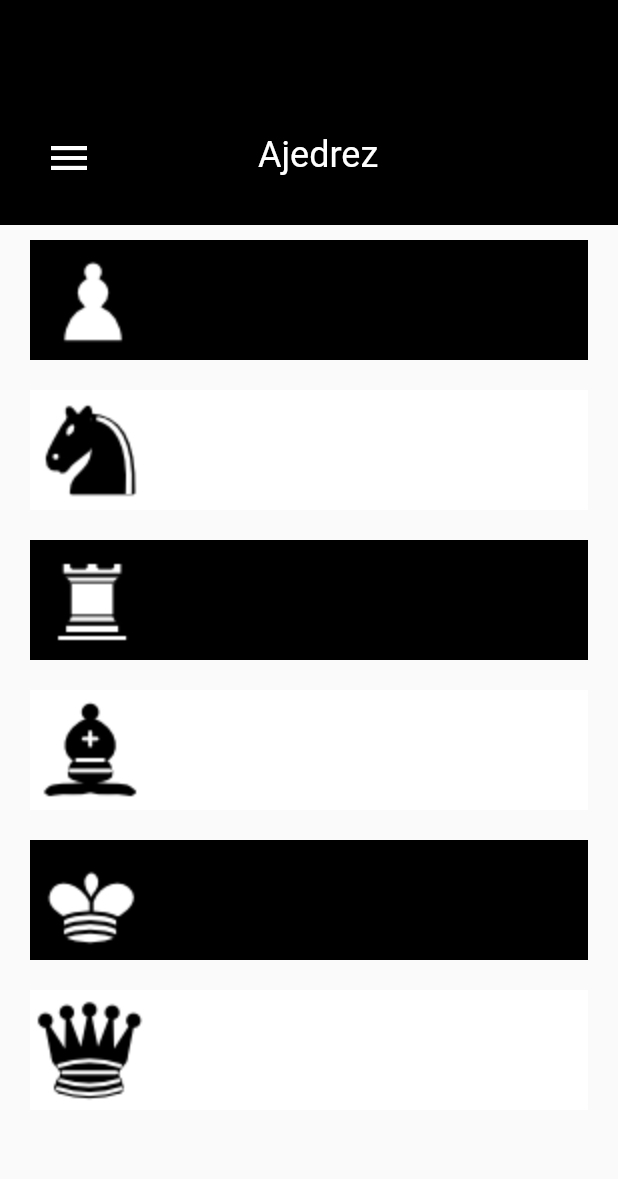
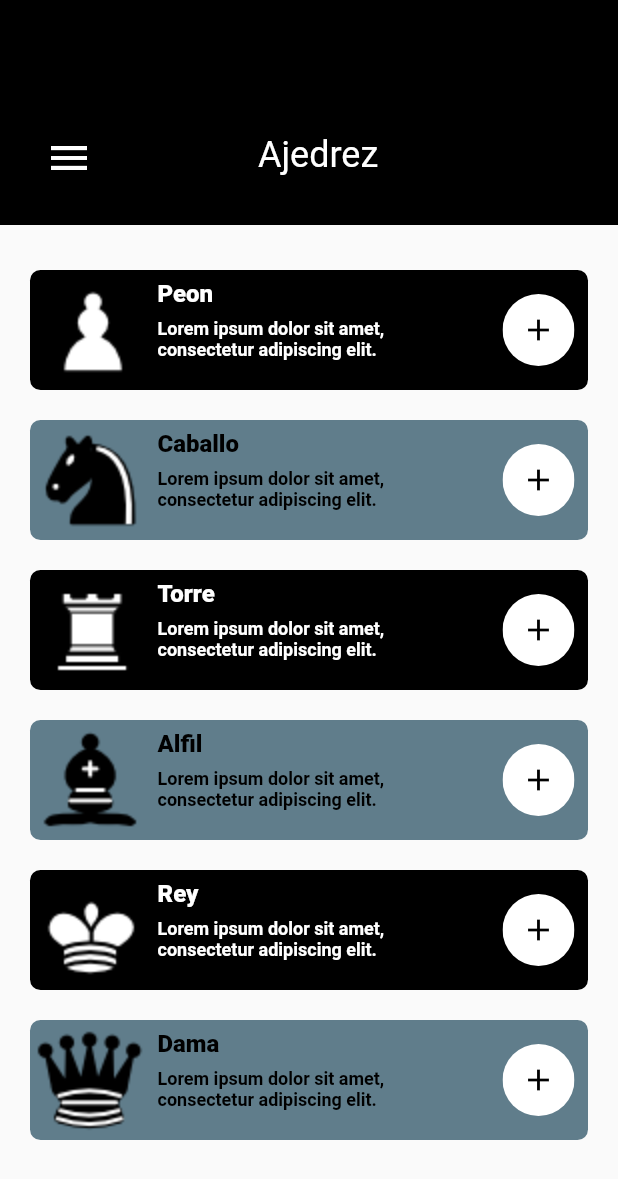
Before and after one commit to jarcasta/platzi-third-challenge, a Flutter app: the screen it shows after launch, on a phone screen of 412 x 824 dp. Shown: the top 1179 px of the screen. Run offline on Flutter 3.47's test engine with Material 2 defaults, Android fonts, the phone set to English and light mode, and no system bars.

Commit message:
feature: finish desing of item card

```diff
--- a/lib/main.dart
+++ b/lib/main.dart
@@ -7,6 +7,7 @@ void main() {
 }
 
 class MyApp extends StatelessWidget {
+  String desctiption = 'Lorem ipsum dolor sit amet, consectetur adipiscing elit.';
   @override
   Widget build(BuildContext context) {
     return MaterialApp(
@@ -21,15 +22,15 @@ class MyApp extends StatelessWidget {
             children: [
               PrincipalAppBar('Ajedrez'),
               Container(
-                margin: EdgeInsets.only(top: 140),
+                margin: EdgeInsets.only(top: 160),
                 child: Column(
                   children: [
-                    ItemCard('assets/img/chessPieces/Peon.png', true),
-                    ItemCard('assets/img/chessPieces/Caballo.png', false),
-                    ItemCard('assets/img/chessPieces/Torre.png', true),
-                    ItemCard('assets/img/chessPieces/Alfil.png', false),
-                    ItemCard('assets/img/chessPieces/Rey.png', true),
-                    ItemCard('assets/img/chessPieces/Dama.png', false),
+                    ItemCard('assets/img/chessPieces/Peon.png', true, 'Peon', desctiption),
+                    ItemCard('assets/img/chessPieces/Caballo.png', false, 'Caballo', desctiption),
+                    ItemCard('assets/img/chessPieces/Torre.png', true, 'Torre', desctiption),
+                    ItemCard('assets/img/chessPieces/Alfil.png', false, 'Alfil', desctiption),
+                    ItemCard('assets/img/chessPieces/Rey.png', true, 'Rey', desctiption),
+                    ItemCard('assets/img/chessPieces/Dama.png', false, 'Dama', desctiption),
                   ],
                 ),
               )
--- a/lib/shared/ItemCard.dart
+++ b/lib/shared/ItemCard.dart
@@ -1,16 +1,22 @@
 import 'package:flutter/material.dart';
+import 'package:platzi_challenge/shared/ContainerSpace.dart';
 
 class ItemCard extends StatelessWidget{
 
   String imagePath;
   bool isWhite;
+  String title;
+  String description;
 
-  ItemCard(this.imagePath, this.isWhite);
+  ItemCard(this.imagePath, this.isWhite, this.title, this.description);
 
   @override
   Widget build(BuildContext context) {
     return Container(
-      color: isWhite ? Colors.black : Colors.white ,
+      decoration: BoxDecoration(
+        borderRadius: BorderRadius.circular(7),
+        color: isWhite ? Colors.black : Colors.blueGrey ,
+      ),
       margin: EdgeInsets.only(
         top: 20.0,
         left: 20.0,
@@ -38,6 +44,53 @@ class ItemCard extends StatelessWidget{
               ),
             ),
           ),
+          ContainerSpace(0.0, 5.0, 0.0, 0.0),
+          Column(
+            crossAxisAlignment: CrossAxisAlignment.start,
+            children: [
+              ContainerSpace(6.0, 0.0, 0.0, 0.0),
+              Text(
+                title,
+                style: TextStyle(
+                    color: isWhite ? Colors.white : Colors.black,
+                    fontSize: 16.0,
+                    fontWeight: FontWeight.w800
+                ),
+              ),
+              ContainerSpace(7.0, 0.0, 0.0, 0.0),
+              Container(
+                width: 180,
+                child: Text(
+                  description,
+                  style: TextStyle(
+                      color: isWhite ? Colors.white : Colors.black,
+                      fontSize: 12.0,
+                      fontWeight: FontWeight.w600
+                  ),
+                )
+              ),
+            ],
+          ),
+          ContainerSpace(0.0, 50.0, 0.0, 0.0),
+          Container(
+            margin: EdgeInsets.only(top:16),
+            child: Material(
+              color: isWhite ? Colors.black : Colors.blueGrey ,
+              child: Center(
+                child: Ink(
+                  decoration: const ShapeDecoration(
+                    color: Colors.white,
+                    shape: CircleBorder(),
+                  ),
+                  child: IconButton(
+                    icon: const Icon(Icons.add),
+                    color: Colors.black,
+                    onPressed: () {},
+                  ),
+                ),
+              ),
+            ),
+          )
         ],
       ),
     );
```
